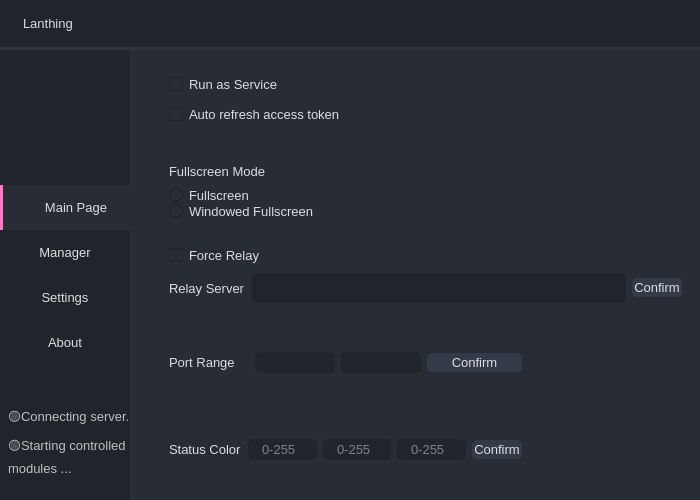
Old version of the form app/src/views/mainwindow/mainwindow.ui in the repository pjlt/lanthing-pc.
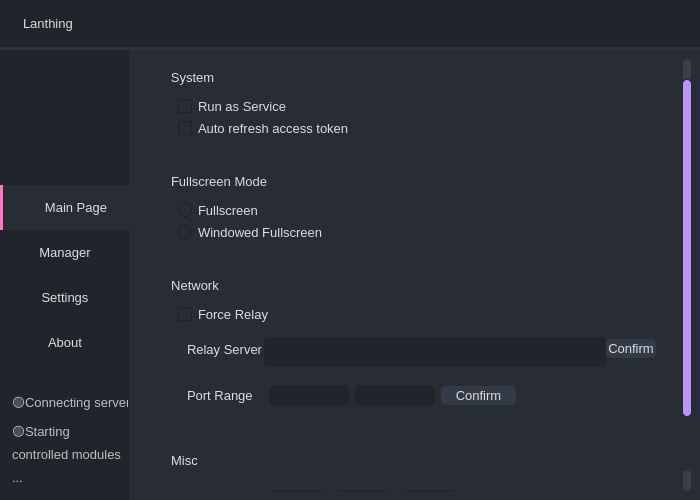
New version of the form. The open tabs and pages were chosen to show the change. Icons and pictures are not drawn.

The edit to the form file:
```diff
--- a/app/src/views/mainwindow/mainwindow.ui
+++ b/app/src/views/mainwindow/mainwindow.ui
@@ -584,7 +584,7 @@
                </property>
                <layout class="QVBoxLayout" name="verticalLayout_22">
                 <property name="leftMargin">
-                 <number>5</number>
+                 <number>9</number>
                 </property>
                 <property name="rightMargin">
                  <number>2</number>
@@ -1585,14 +1585,41 @@
                   <number>30</number>
                  </property>
                  <item>
-                  <widget class="QFrame" name="setRow1">
-                   <property name="frameShape">
-                    <enum>QFrame::StyledPanel</enum>
+                  <widget class="QScrollArea" name="scrollArea">
+                   <property name="widgetResizable">
+                    <bool>true</bool>
                    </property>
-                   <property name="frameShadow">
-                    <enum>QFrame::Raised</enum>
-                   </property>
-                   <layout class="QVBoxLayout" name="verticalLayout_11">
+                   <widget class="QWidget" name="scrollAreaWidgetContents">
+                    <property name="geometry">
+                     <rect>
+                      <x>0</x>
+                      <y>0</y>
+                      <width>527</width>
+                      <height>500</height>
+                     </rect>
+                    </property>
+                    <property name="minimumSize">
+                     <size>
+                      <width>0</width>
+                      <height>500</height>
+                     </size>
+                    </property>
+                    <layout class="QVBoxLayout" name="verticalLayout_23" stretch="1,2,3,1">
+                     <property name="sizeConstraint">
+                      <enum>QLayout::SetDefaultConstraint</enum>
+                     </property>
+                     <item>
+                      <widget class="QGroupBox" name="gbSystem">
+                       <property name="title">
+                        <string>System</string>
+                       </property>
+                       <layout class="QVBoxLayout" name="verticalLayout_20">
+                        <property name="topMargin">
+                         <number>30</number>
+                        </property>
+                        <property name="bottomMargin">
+                         <number>30</number>
+                        </property>
                     <item>
                      <widget class="QCheckBox" name="checkboxService">
                       <property name="text">
@@ -1611,33 +1638,17 @@
                   </widget>
                  </item>
                  <item>
-                  <widget class="QFrame" name="setRow2">
-                   <property name="frameShape">
-                    <enum>QFrame::StyledPanel</enum>
-                   </property>
-                   <property name="frameShadow">
-                    <enum>QFrame::Raised</enum>
-                   </property>
-                   <layout class="QVBoxLayout" name="verticalLayout_12" stretch="0,0,0">
-                    <property name="spacing">
-                     <number>0</number>
-                    </property>
-                    <property name="sizeConstraint">
-                     <enum>QLayout::SetDefaultConstraint</enum>
-                    </property>
-                    <item>
-                     <widget class="QLabel" name="labelFullscreen">
-                      <property name="maximumSize">
-                       <size>
-                        <width>16777215</width>
-                        <height>40</height>
-                       </size>
-                      </property>
-                      <property name="text">
+                      <widget class="QGroupBox" name="gbFullscreen">
+                       <property name="title">
                        <string>Fullscreen Mode</string>
                       </property>
-                     </widget>
-                    </item>
+                       <layout class="QVBoxLayout" name="verticalLayout_11">
+                        <property name="topMargin">
+                         <number>30</number>
+                        </property>
+                        <property name="bottomMargin">
+                         <number>30</number>
+                        </property>
                     <item>
                      <widget class="QRadioButton" name="radioRealFullscreen">
                       <property name="text">
@@ -1656,14 +1667,17 @@
                   </widget>
                  </item>
                  <item>
-                  <widget class="QFrame" name="setRow3">
-                   <property name="frameShape">
-                    <enum>QFrame::StyledPanel</enum>
-                   </property>
-                   <property name="frameShadow">
-                    <enum>QFrame::Raised</enum>
-                   </property>
-                   <layout class="QVBoxLayout" name="verticalLayout_20">
+                      <widget class="QGroupBox" name="gbNetwork">
+                       <property name="title">
+                        <string>Network</string>
+                       </property>
+                       <layout class="QVBoxLayout" name="verticalLayout_12">
+                        <property name="topMargin">
+                         <number>30</number>
+                        </property>
+                        <property name="bottomMargin">
+                         <number>30</number>
+                        </property>
                     <item>
                      <widget class="QCheckBox" name="checkboxForceRelay">
                       <property name="text">
@@ -1672,7 +1686,20 @@
                      </widget>
                     </item>
                     <item>
-                     <layout class="QHBoxLayout" name="horizontalLayout_6">
+                         <widget class="QFrame" name="setRowRelay">
+                          <property name="frameShape">
+                           <enum>QFrame::StyledPanel</enum>
+                          </property>
+                          <property name="frameShadow">
+                           <enum>QFrame::Raised</enum>
+                          </property>
+                          <layout class="QHBoxLayout" name="horizontalLayout_15" stretch="0,0,0">
+                           <property name="spacing">
+                            <number>0</number>
+                           </property>
+                           <property name="sizeConstraint">
+                            <enum>QLayout::SetDefaultConstraint</enum>
+                           </property>
                       <item>
                        <widget class="QLabel" name="labelRelay">
                         <property name="maximumSize">
@@ -1710,12 +1737,10 @@
                        </widget>
                       </item>
                      </layout>
-                    </item>
-                   </layout>
                   </widget>
                  </item>
                  <item>
-                  <widget class="QFrame" name="setRow4">
+                         <widget class="QFrame" name="setRowPortRange">
                    <property name="frameShape">
                     <enum>QFrame::StyledPanel</enum>
                    </property>
@@ -1785,7 +1810,7 @@
                       </property>
                       <property name="sizeHint" stdset="0">
                        <size>
-                        <width>160</width>
+                               <width>140</width>
                         <height>20</height>
                        </size>
                       </property>
@@ -1794,16 +1819,29 @@
                    </layout>
                   </widget>
                  </item>
+                       </layout>
+                      </widget>
+                     </item>
                  <item>
-                  <widget class="QFrame" name="frame_3">
-                   <property name="frameShape">
-                    <enum>QFrame::StyledPanel</enum>
-                   </property>
-                   <property name="frameShadow">
-                    <enum>QFrame::Raised</enum>
+                      <widget class="QGroupBox" name="gbMisc">
+                       <property name="title">
+                        <string>Misc</string>
                    </property>
                    <layout class="QVBoxLayout" name="verticalLayout_21">
+                        <property name="topMargin">
+                         <number>30</number>
+                        </property>
+                        <property name="bottomMargin">
+                         <number>30</number>
+                        </property>
                     <item>
+                         <widget class="QFrame" name="frame_4">
+                          <property name="frameShape">
+                           <enum>QFrame::StyledPanel</enum>
+                          </property>
+                          <property name="frameShadow">
+                           <enum>QFrame::Raised</enum>
+                          </property>
                      <layout class="QHBoxLayout" name="horizontalLayout_14">
                       <item>
                        <widget class="QLabel" name="labelStatusColor">
@@ -1856,15 +1894,20 @@
                         </property>
                         <property name="sizeHint" stdset="0">
                          <size>
-                          <width>160</width>
+                               <width>140</width>
                           <height>20</height>
                          </size>
                         </property>
                        </spacer>
                       </item>
                      </layout>
-                    </item>
-                   </layout>
+                         </widget>
+                        </item>
+                       </layout>
+                      </widget>
+                     </item>
+                    </layout>
+                   </widget>
                   </widget>
                  </item>
                 </layout>
```
Lines whose indentation alone changed are shown as unchanged.
